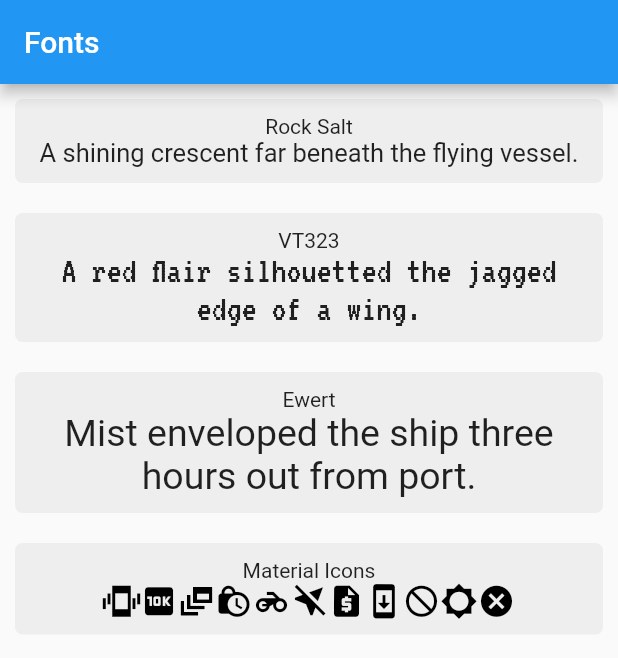
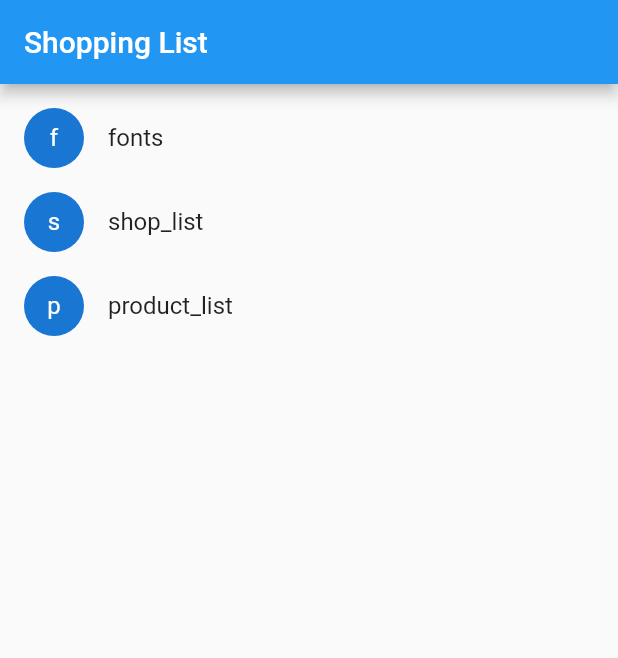
Before and after one commit to Infinite-eyes/FlutterDemo, a Flutter app: the screen it shows after launch, on a phone screen of 412 x 824 dp. Shown: the top 658 px of the screen. Run offline on Flutter 3.47's test engine with Material 2 defaults, Android fonts, the phone set to English and light mode, and no system bars; Roboto replaces fonts that are missing (Ewert, Rock Salt).

Commit message:
1.add page list

```diff
--- a/lib/main.dart
+++ b/lib/main.dart
@@ -1,196 +1,114 @@
 import 'package:flutter/material.dart';
-import 'package:flutterapp/page/secondscreen.dart';
+import 'package:flutterapp/page/fontspage.dart';
+import 'package:flutterapp/page/product_list.dart' as Product;
+import 'package:flutterapp/page/shop_list.dart' as ShopList;
 
-const String words1 = "Almost before we knew it, we had left the ground.";
-const String words2 = "A shining crescent far beneath the flying vessel.";
-const String words3 = "A red flair silhouetted the jagged edge of a wing.";
-const String words4 = "Mist enveloped the ship three hours out from port.";
+class Example {
+  final String title;
+  final String description;
+  final String route;
+
+  Example(this.title, this.description, this.route);
+}
 
 void main() {
-  runApp(new MyApp());
+  runApp(new MaterialApp(
+    title: 'Shopping App',
+    home: new ExampleList(
+      examples: <Example>[
+        new Example("fonts", "fonts pages", "FONTS"),
+        new Example("shop_list", "shop_list pages", "SHOP_LIST"),
+        new Example("product_list", "product_list pages", "PRODUCT_LIST"),
+      ],
+    ),
+  ));
 }
 
-class MyApp extends StatelessWidget {
+class ExampleList extends StatefulWidget {
+  ExampleList({Key key, this.examples}) : super(key: key);
+
+  final List<Example> examples;
+
+  @override
+  State<StatefulWidget> createState() {
+    return new _ExampleListState();
+  }
+}
+
+typedef void OnItemClick(Example product);
+
+//
+class ExampleListItem extends StatelessWidget {
+  ExampleListItem({Example example, this.onItemClick})
+      : example = example,
+        super(key: new ObjectKey(example));
+  final Example example;
+  final OnItemClick onItemClick;
+
+  @override
   Widget build(BuildContext context) {
-    return new MaterialApp(
-      title: 'Flutter Fonts',
-      theme: new ThemeData(
-        primarySwatch: Colors.blue,
+    return new ListTile(
+      onTap: () {
+        onItemClick(example);
+      },
+      leading: new CircleAvatar(
+        child: new Text(example.title[0]),
       ),
-      home: new FontsPage(),
+      title: new Text(example.title),
     );
   }
 }
 
-class FontsPage extends StatefulWidget {
-  @override
-  State<StatefulWidget> createState() {
-    return _FontsPageState();
+class _ExampleListState extends State<ExampleList> {
+  Set<Example> _example = new Set<Example>();
+
+  void _onItemClick(Example example) {
+    switch (example.route) {
+//    new Example("fonts", "fonts pages", "FONTS"),
+//    new Example("shop_list", "shop_list pages", "SHOP_LIST"),
+//    new Example("product_list", "product_list pages", "PRODUCT_LIST"),
+      case "FONTS":
+        Navigator.push(
+            context, MaterialPageRoute(builder: (context) => new FontsPage()));
+        break;
+      case "SHOP_LIST":
+        Navigator.push(
+            context,
+            MaterialPageRoute(
+                builder: (context) => new ShopList.ShoppingList(
+                      products: <ShopList.Product>[
+                        new ShopList.Product(name: 'Eggs'),
+                        new ShopList.Product(name: 'Flor'),
+                        new ShopList.Product(name: 'Chocolate chips'),
+                      ],
+                    )));
+        break;
+      case "PRODUCT_LIST":
+        Navigator.push(
+            context,
+            MaterialPageRoute(
+                builder: (context) => new Product.ProductList(products: new List.generate(20, (i) => new Product.Product('商品 $i', '这是一个商品的详情 $i')))
+
+
+            ));
+        break;
+    }
   }
-}
 
-class _FontsPageState extends State<FontsPage> {
   @override
   Widget build(BuildContext context) {
-    var rockSaltContainer = new InkWell(
-      onTap: (){
-        print("点击了");
-        Navigator.push(context, MaterialPageRoute(builder: (context)=>new SecondScreen()));
-      },
-      child: Container(
-        child: new Column(
-          children: <Widget>[
-            new Text(
-              "Rock Salt",
-            ),
-            new Text(
-              words2,
-              textAlign: TextAlign.center,
-              style: new TextStyle(
-                fontFamily: "Rock Salt",
-                fontSize: 17.0,
-              ),
-            )
-          ],
-        ),
-        margin: const EdgeInsets.all(10.0),
-        padding: const EdgeInsets.all(10.0),
-        decoration: new BoxDecoration(
-          color: Colors.grey.shade200,
-          borderRadius: new BorderRadius.all(new Radius.circular(5.0)),
-        ),
-      ),
-    );
-
-    var v2t323Container = new Container(
-      child: new Column(
-        children: <Widget>[
-          new Text(
-            "VT323",
-          ),
-          new Text(
-            words3,
-            textAlign: TextAlign.center,
-            style: new TextStyle(fontFamily: "VT323", fontSize: 25.0),
-          ),
-        ],
-      ),
-      margin: const EdgeInsets.all(10.0),
-      padding: const EdgeInsets.all(10.0),
-      decoration: new BoxDecoration(
-        color: Colors.grey.shade200,
-        borderRadius: new BorderRadius.all(new Radius.circular(5.0)),
-      ),
-    );
-
-    var ewertContainer = new Container(
-      child: new Column(
-        children: <Widget>[
-          new Text(
-            "Ewert",
-          ),
-          new Text(
-            words4,
-            textAlign: TextAlign.center,
-            style: new TextStyle(
-              fontFamily: "Ewert",
-              fontSize: 25.0,
-            ),
-          ),
-        ],
-      ),
-      margin: const EdgeInsets.all(10.0),
-      padding: const EdgeInsets.all(10.0),
-      decoration: new BoxDecoration(
-        color: Colors.grey.shade200,
-        borderRadius: new BorderRadius.all(new Radius.circular(5.0)),
-      ),
-    );
-
-    // Material Icons font - included with Material Design
-    String icons = "";
-
-    // https://material.io/icons/#ic_accessible
-    // accessible: &#xE914; or 0xE914 or E914
-    icons += "\u{E914}";
-
-    // https://material.io/icons/#ic_error
-    // error: &#xE000; or 0xE000 or E000
-    icons += "\u{E000}";
-
-    // https://material.io/icons/#ic_fingerprint
-    // fingerprint: &#xE90D; or 0xE90D or E90D
-    icons += "\u{E90D}";
-
-    // https://material.io/icons/#ic_camera
-    // camera: &#xE3AF; or 0xE3AF or E3AF
-    icons += "\u{E3AF}";
-
-    // https://material.io/icons/#ic_palette
-    // palette: &#xE40A; or 0xE40A or E40A
-    icons += "\u{E40A}";
-
-    // https://material.io/icons/#ic_tag_faces
-    // tag faces: &#xE420; or 0xE420 or E420
-    icons += "\u{E420}";
-
-    // https://material.io/icons/#ic_directions_bike
-    // directions bike: &#xE52F; or 0xE52F or E52F
-    icons += "\u{E52F}";
-
-    // https://material.io/icons/#ic_airline_seat_recline_extra
-    // airline seat recline extra: &#xE636; or 0xE636 or E636
-    icons += "\u{E636}";
-
-    // https://material.io/icons/#ic_beach_access
-    // beach access: &#xEB3E; or 0xEB3E or EB3E
-    icons += "\u{EB3E}";
-
-    // https://material.io/icons/#ic_public
-    // public: &#xE80B; or 0xE80B or E80B
-    icons += "\u{E80B}";
-
-    // https://material.io/icons/#ic_star
-    // star: &#xE838; or 0xE838 or E838
-    icons += "\u{E838}";
-
-    var materialIconsContainer = new Container(
-      child: new Column(
-        children: <Widget>[
-          new Text(
-            "Material Icons",
-          ),
-          new Text(
-            icons,
-            textAlign: TextAlign.center,
-            style: new TextStyle(
-              inherit: false,
-              fontFamily: "MaterialIcons",
-              color: Colors.black,
-              fontSize: 25.0,
-            ),
-          )
-        ],
-      ),
-      margin: const EdgeInsets.all(10.0),
-      padding: const EdgeInsets.all(10.0),
-      decoration: new BoxDecoration(
-        color: Colors.grey.shade200,
-        borderRadius: new BorderRadius.all(new Radius.circular(5.0)),
-      ),
-    );
-
     return new Scaffold(
       appBar: new AppBar(
-        title: new Text("Fonts"),
+        title: new Text('Shopping List'),
       ),
       body: new ListView(
-        children: <Widget>[
-          rockSaltContainer,
-          v2t323Container,
-          ewertContainer,
-          materialIconsContainer,
-        ],
+        padding: new EdgeInsets.symmetric(vertical: 8.0),
+        children: widget.examples.map((Example example) {
+          return new ExampleListItem(
+            example: example,
+            onItemClick: _onItemClick,
+          );
+        }).toList(),
       ),
     );
   }
--- /dev/null
+++ b/lib/page/product_list.dart
@@ -0,0 +1,74 @@
+import 'package:flutter/material.dart';
+import 'package:flutterapp/page/secondscreen.dart';
+
+const String words1 = "Almost before we knew it, we had left the ground.";
+const String words2 = "A shining crescent far beneath the flying vessel.";
+const String words3 = "A red flair silhouetted the jagged edge of a wing.";
+const String words4 = "Mist enveloped the ship three hours out from port.";
+
+
+
+class Product {
+  final String title;
+  final String description;
+
+  Product(this.title, this.description);
+}
+
+void main() {
+  runApp(new MaterialApp(
+    title: '传递数据示例',
+    home: new ProductList(
+        products:
+        new List.generate(20, (i) => new Product('商品 $i', '这是一个商品的详情 $i'))),
+  ));
+}
+
+class ProductList extends StatelessWidget {
+  final List<Product> products;
+
+  ProductList({Key key, @required this.products}) : super(key: key);
+
+  @override
+  Widget build(BuildContext context) {
+    return new Scaffold(
+      appBar: new AppBar(
+        title: new Text("商品列表"),
+      ),
+      body: new ListView.builder(
+        itemCount: products.length,
+        itemBuilder: (context, index) {
+          return new ListTile(
+            title: new Text(products[index].title),
+            onTap: () {
+              Navigator.push(
+                  context,
+                  new MaterialPageRoute(
+                      builder: (context) =>
+                      new ProductDetail(product: products[index])));
+            },
+          );
+        },
+      ),
+    );
+  }
+}
+
+class ProductDetail extends StatelessWidget {
+  final Product product;
+
+  ProductDetail({Key key, @required this.product}) : super(key: key);
+
+  @override
+  Widget build(BuildContext context) {
+    return new Scaffold(
+      appBar: new AppBar(
+        title: new Text('${product.title}'),
+      ),
+      body: new Padding(
+        padding: new EdgeInsets.all(16.0),
+        child: new Text('${product.description}'),
+      ),
+    );
+  }
+}
--- /dev/null
+++ b/lib/page/shop_list.dart
@@ -0,0 +1,102 @@
+import 'package:flutter/material.dart';
+
+void main() {
+  runApp(new MaterialApp(
+    title: 'Shopping App',
+    home: new ShoppingList(
+      products: <Product>[
+        new Product(name: 'Eggs'),
+        new Product(name: 'Flor'),
+        new Product(name: 'Chocolate chips'),
+      ],
+    ),
+  ));
+}
+
+class Product {
+  const Product({this.name});
+
+  final String name;
+}
+
+typedef void CartChangedCallback(Product product, bool inCart);
+
+class ShoppingListItem extends StatelessWidget {
+  ShoppingListItem({Product product, this.inCart, this.onCartChanged})
+      : product = product,
+        super(key: new ObjectKey(product));
+
+  final Product product;
+  final bool inCart;
+  final CartChangedCallback onCartChanged;
+
+  Color _getColor(BuildContext context) {
+    return inCart ? Colors.black54 : Theme.of(context).primaryColor;
+  }
+
+  TextStyle _getTextStyle(BuildContext context) {
+    if (!inCart) return null;
+
+    return new TextStyle(
+      color: Colors.black54,
+      decoration: TextDecoration.lineThrough,
+    );
+  }
+
+  @override
+  Widget build(BuildContext context) {
+    return new ListTile(
+      onTap: () {
+        onCartChanged(product, !inCart);
+      },
+      leading: new CircleAvatar(
+        backgroundColor: _getColor(context),
+        child: new Text(product.name[0]),
+      ),
+      title: new Text(product.name, style: _getTextStyle(context)),
+    );
+  }
+}
+
+class ShoppingList extends StatefulWidget {
+  ShoppingList({Key key, this.products}) : super(key: key);
+
+  final List<Product> products;
+
+  @override
+  State<StatefulWidget> createState() {
+    return new _ShoppingListState();
+  }
+}
+
+class _ShoppingListState extends State<ShoppingList> {
+  Set<Product> _shoppingCart = new Set<Product>();
+
+  void _handleCartChanged(Product product, bool inCart) {
+    setState(() {
+      if (inCart)
+        _shoppingCart.add(product);
+      else
+        _shoppingCart.remove(product);
+    });
+  }
+
+  @override
+  Widget build(BuildContext context) {
+    return new Scaffold(
+      appBar: new AppBar(
+        title: new Text('Shopping List'),
+      ),
+      body: new ListView(
+        padding: new EdgeInsets.symmetric(vertical: 8.0),
+        children: widget.products.map((Product product) {
+          return new ShoppingListItem(
+            product: product,
+            inCart: _shoppingCart.contains(product),
+            onCartChanged: _handleCartChanged,
+          );
+        }).toList(),
+      ),
+    );
+  }
+}
```
Also changed, not shown: lib/page/fontspage.dart (added, +182 -0 lines).
